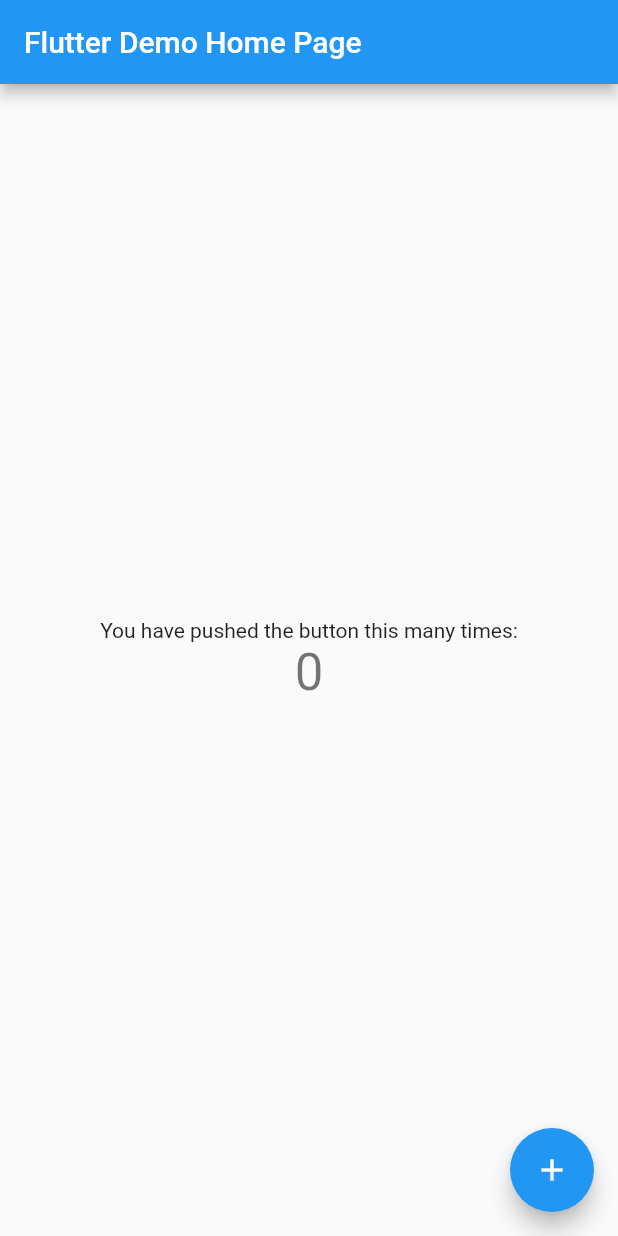
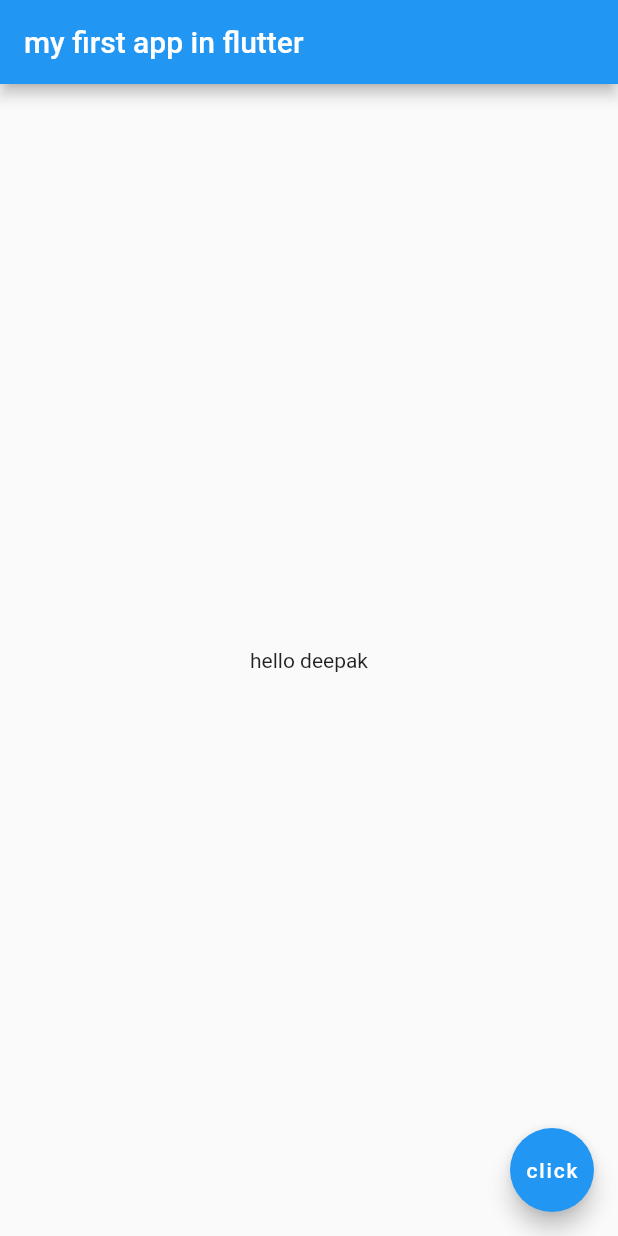
Before and after one commit to 01Deepak/flutter_tut, a Flutter app: the screen it shows after launch, on a phone screen of 412 x 824 dp. Run offline on Flutter 3.47's test engine with Material 2 defaults, Android fonts, the phone set to English and light mode, and no system bars.

Commit message:
scaffold and appbar widgets

```diff
--- a/lib/main.dart
+++ b/lib/main.dart
@@ -1,115 +1,22 @@
 import 'package:flutter/material.dart';
 
 void main() {
-  runApp(const MyApp());
-}
-
-class MyApp extends StatelessWidget {
-  const MyApp({super.key});
-
-  // This widget is the root of your application.
-  @override
-  Widget build(BuildContext context) {
-    return MaterialApp(
-      title: 'Flutter Demo',
-      theme: ThemeData(
-        // This is the theme of your application.
-        //
-        // Try running your application with "flutter run". You'll see the
-        // application has a blue toolbar. Then, without quitting the app, try
-        // changing the primarySwatch below to Colors.green and then invoke
-        // "hot reload" (press "r" in the console where you ran "flutter run",
-        // or simply save your changes to "hot reload" in a Flutter IDE).
-        // Notice that the counter didn't reset back to zero; the application
-        // is not restarted.
-        primarySwatch: Colors.blue,
-      ),
-      home: const MyHomePage(title: 'Flutter Demo Home Page'),
-    );
-  }
-}
-
-class MyHomePage extends StatefulWidget {
-  const MyHomePage({super.key, required this.title});
-
-  // This widget is the home page of your application. It is stateful, meaning
-  // that it has a State object (defined below) that contains fields that affect
-  // how it looks.
-
-  // This class is the configuration for the state. It holds the values (in this
-  // case the title) provided by the parent (in this case the App widget) and
-  // used by the build method of the State. Fields in a Widget subclass are
-  // always marked "final".
-
-  final String title;
-
-  @override
-  State<MyHomePage> createState() => _MyHomePageState();
-}
-
-class _MyHomePageState extends State<MyHomePage> {
-  int _counter = 0;
-
-  void _incrementCounter() {
-    setState(() {
-      // This call to setState tells the Flutter framework that something has
-      // changed in this State, which causes it to rerun the build method below
-      // so that the display can reflect the updated values. If we changed
-      // _counter without calling setState(), then the build method would not be
-      // called again, and so nothing would appear to happen.
-      _counter++;
-    });
-  }
-
-  @override
-  Widget build(BuildContext context) {
-    // This method is rerun every time setState is called, for instance as done
-    // by the _incrementCounter method above.
-    //
-    // The Flutter framework has been optimized to make rerunning build methods
-    // fast, so that you can just rebuild anything that needs updating rather
-    // than having to individually change instances of widgets.
-    return Scaffold(
-      appBar: AppBar(
-        // Here we take the value from the MyHomePage object that was created by
-        // the App.build method, and use it to set our appbar title.
-        title: Text(widget.title),
-      ),
-      body: Center(
-        // Center is a layout widget. It takes a single child and positions it
-        // in the middle of the parent.
-        child: Column(
-          // Column is also a layout widget. It takes a list of children and
-          // arranges them vertically. By default, it sizes itself to fit its
-          // children horizontally, and tries to be as tall as its parent.
-          //
-          // Invoke "debug painting" (press "p" in the console, choose the
-          // "Toggle Debug Paint" action from the Flutter Inspector in Android
-          // Studio, or the "Toggle Debug Paint" command in Visual Studio Code)
-          // to see the wireframe for each widget.
-          //
-          // Column has various properties to control how it sizes itself and
-          // how it positions its children. Here we use mainAxisAlignment to
-          // center the children vertically; the main axis here is the vertical
-          // axis because Columns are vertical (the cross axis would be
-          // horizontal).
-          mainAxisAlignment: MainAxisAlignment.center,
-          children: <Widget>[
-            const Text(
-              'You have pushed the button this many times:',
-            ),
-            Text(
-              '$_counter',
-              style: Theme.of(context).textTheme.headlineMedium,
-            ),
-          ],
+  runApp(
+    MaterialApp(
+      home: Scaffold(
+        appBar: AppBar(
+          title: Text('my first app in flutter'),
+        ),
+        body: Center(
+          child: Text('hello deepak'),
+        ),
+        floatingActionButton: FloatingActionButton(
+          onPressed: () {
+            print("floating action button clicked");
+          },
+          child: Text('click'),
         ),
       ),
-      floatingActionButton: FloatingActionButton(
-        onPressed: _incrementCounter,
-        tooltip: 'Increment',
-        child: const Icon(Icons.add),
-      ), // This trailing comma makes auto-formatting nicer for build methods.
-    );
-  }
+    ),
+  );
 }
```
